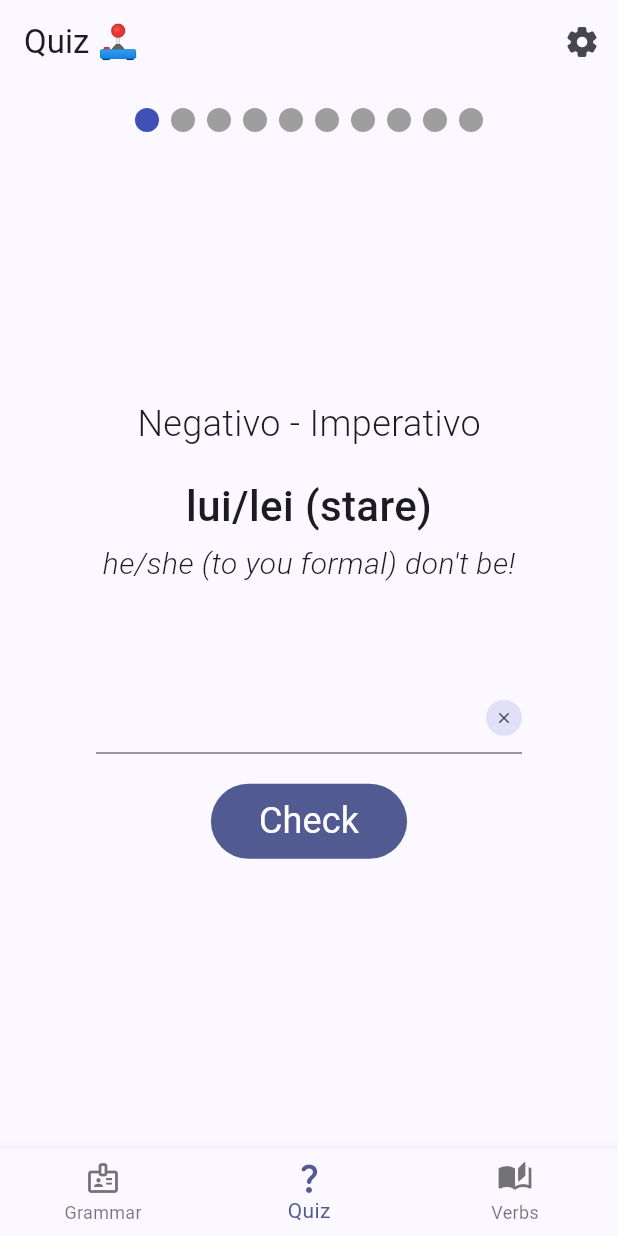
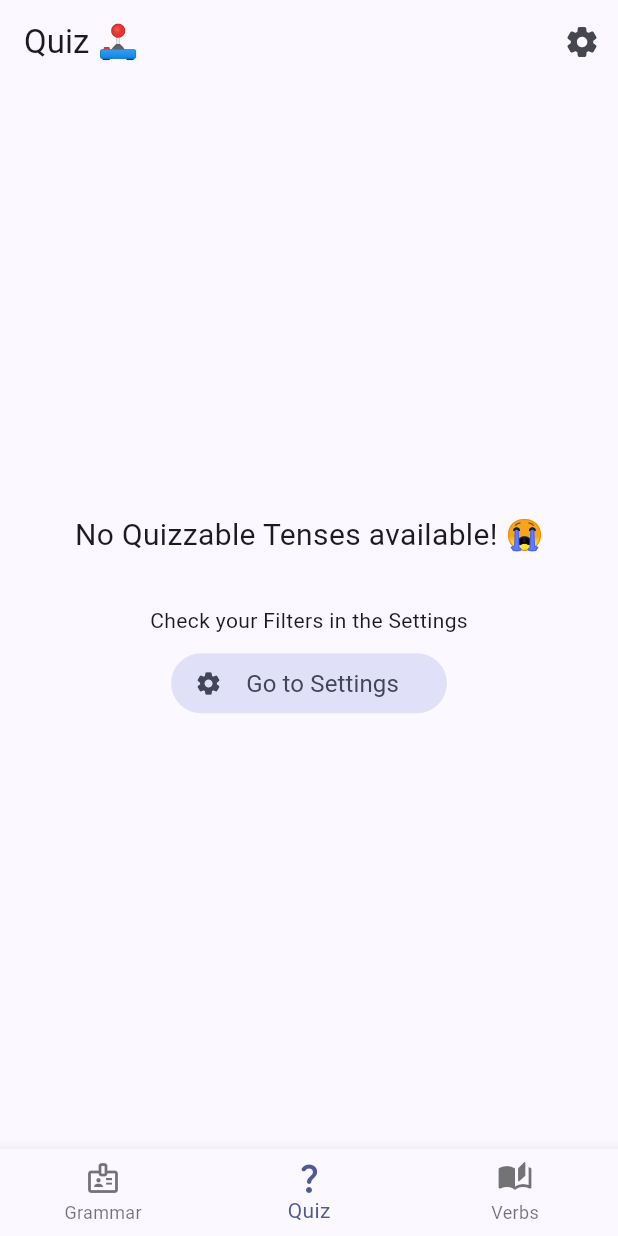
Before and after one commit to NicolasKargruber/ConiuGatto, a Flutter app: the screen it shows after launch, on a phone screen of 412 x 824 dp. Run offline on Flutter 3.47's test engine with Material 3 defaults, Android fonts, the phone set to English and light mode, and no system bars; drawn by our look-alikes of auto_size_text, smooth_page_indicator; our stand-ins replace shared_preferences; statements that could not run were skipped.

Commit message:
[CON-27] Implement QuizzableTense

```diff
--- /dev/null
+++ b/lib/models/quizzable_tense.dart
@@ -0,0 +1,28 @@
+import 'auxiliary.dart';
+import 'moods/mood.dart';
+import 'pronoun.dart';
+import 'tenses/tense.dart';
+import 'verb.dart';
+
+class QuizzableTense {
+  // Quiz Values
+  Verb verb;
+  Auxiliary auxiliary;
+  Mood mood;
+  Tense tense;
+
+  String get currentPref => "${mood.label}-${tense.label}";
+  String get currentTitle => "${tense.label} - ${mood.label}";
+  bool get hasConjugatedVerbs => tense.conjugations.values.any((conjugatedVerb) => conjugatedVerb != null);
+
+  String? solution(Pronoun pronoun) => tense[pronoun]?.italian;
+  String? question(Pronoun pronoun) => "${pronoun.italian} (${verb.infinitive})";
+  String? translation(Pronoun pronoun) => "${pronoun.english} ${tense[pronoun]?.english}";
+
+  QuizzableTense({
+    required this.verb,
+    required this.auxiliary,
+    required this.mood,
+    required this.tense
+  });
+}
--- a/lib/screens/quiz_screen.dart
+++ b/lib/screens/quiz_screen.dart
@@ -78,7 +78,35 @@ class _QuizScreenState extends State<QuizScreen> {
             } else if (snapshot.hasError) {
               return Center(child: Text('Error: ${snapshot.error}'));
             } else if (verbs.isEmpty) {
-              return Center(child: Text('No verbs available'));
+              return Center(child: Text('No verbs available 💨'));
+            } else if(!context.read<QuizViewModel>().hasQuizzableTenses) {
+              return Center(child: Column(
+                spacing: 8,
+                mainAxisAlignment: MainAxisAlignment.center,
+                children: [
+                  Text('No Quizzable Tenses available! 😭',
+                    style: TextStyle(
+                      fontWeight: FontWeight.w400,
+                      fontSize: 20,
+                    ),),
+
+                  SizedBox(height: 16),
+
+                  Text('Check your Filters in the Settings'),
+                  FilledButton.tonalIcon(
+                    onPressed: _showSettingsScreen,
+                    icon: Icon(Icons.settings_rounded),
+                    label: Padding(
+                      padding: const EdgeInsets.all(8.0),
+                      child: Text(
+                        "Go to Settings",
+                        style: TextStyle(
+                            fontWeight: FontWeight.w400, fontSize: 16),
+                      ),
+                    ),
+                  )
+                ],
+              ));
             } else {
               return Column(
                 children: [
--- a/lib/view_models/quiz_view_model.dart
+++ b/lib/view_models/quiz_view_model.dart
@@ -1,48 +1,77 @@
 import 'dart:math';
 
 import 'package:collection/collection.dart';
-import 'package:coniugatto/utilities/extensions/string_extensions.dart';
 import 'package:flutter/material.dart';
-
-import '../models/auxiliary.dart';
-import '../models/moods/mood.dart';
+import 'package:shared_preferences/shared_preferences.dart';
 import '../models/pronoun.dart';
-import '../models/tenses/tense.dart';
+import '../models/quizzable_tense.dart';
 import '../models/verb.dart';
+import '../utilities/extensions/string_extensions.dart';
 import 'view_model.dart';
 
 class QuizViewModel extends ViewModel {
   // Update & Notify
   List<Verb> _verbs = [];
 
+  // Shared Preferences
+  late SharedPreferences prefs;
+  Set<String> _tensePrefs = {};
+
   // Initialized in Parent Constructor
   @override
   Future initialize() async {
     debugPrint("QuizViewModel | initialize()");
+    prefs = await SharedPreferences.getInstance();
+    _tensePrefs = prefs.getStringList('tenseLabels')?.toSet() ?? {};
+    debugPrint("QuizViewModel | Available Prefs: $_tensePrefs");
+    randomizeVerb();
   }
 
-  // Random Quiz
+  // Quiz Values
+  final List<QuizzableTense> _quizzableTenses = [];
+  QuizzableTense? _currentQuizzableTense;
   Verb? currentVerb;
-  Auxiliary? currentAuxiliary;
-  Mood? currentMood;
-  Tense? currentTense;
-  List<Tense> currentTenses = [];
   Pronoun currentPronoun = Pronoun.firstSingular;
-  String? currentSolution;
+  String? get currentSolution => _currentQuizzableTense?.solution(currentPronoun);
   String? currentAnswer;
+  String? get currentPref => _currentQuizzableTense?.currentPref;
+  bool get hasQuizzableTenses => _quizzableTenses.isNotEmpty;
 
+  // Randomize Quiz
   final _random = Random();
-
   bool get hasRandomizedValues {
-    return currentVerb != null &&
-        currentAuxiliary != null &&
-        currentMood != null &&
-        currentTense != null;
+    return currentVerb != null && _currentQuizzableTense != null;
   }
 
-  String get currentTitle => "${currentTense?.label} - ${currentMood?.label}";
-  String get currentQuestion => "${currentPronoun.italian} (${currentVerb?.infinitive})";
-  String get currentTranslation => "${currentPronoun.english} ${currentTense?[currentPronoun]?.english}";
+  // Quiz Labels
+  String? get currentTitle => _currentQuizzableTense?.currentTitle;
+  String? get currentQuestion => _currentQuizzableTense?.question(currentPronoun);
+  String? get currentTranslation => _currentQuizzableTense?.translation(currentPronoun);
+
+  void _findQuizzableTenses() {
+    if (currentVerb == null) {
+      return debugPrint("QuizViewModel | No current Verb -> Cannot find QuizzableTenses");
+    }
+
+    debugPrint("QuizViewModel | _findQuizzableTenses() started");
+    _quizzableTenses.clear();
+
+    for (final auxiliary in currentVerb!.auxiliaries) {
+      for (final mood in currentVerb!.moods) {
+        final tenses = mood.getTenses(auxiliary);
+        for (final tense in tenses) {
+          final prefKey = "${mood.label}-${tense.label}";
+          if (!_tensePrefs.contains(prefKey)) continue;
+          final quizzableTense = QuizzableTense(verb: currentVerb!, auxiliary: auxiliary, mood: mood, tense: tense);
+          if(quizzableTense.hasConjugatedVerbs) _quizzableTenses.add(quizzableTense);
+        }
+      }
+    }
+
+    debugPrint("QuizViewModel | Available Quiz Items Count: ${_quizzableTenses.length}");
+
+    debugPrint("QuizViewModel | _findQuizzableTenses() ended");
+  }
 
   updateVerbs(List<Verb> verbs) {
     Function eq = const ListEquality().equals;
@@ -58,18 +87,24 @@ class QuizViewModel extends ViewModel {
     debugPrint("QuizViewModel | randomizeVerb() started");
 
     do{
-      if(currentTense?[currentPronoun].italian == null){
-        debugPrint("QuizViewModel | Got a NULL Conjugation for Tense: ${currentTense?.label} and Pronoun: ${currentPronoun.italian}");
+      if(currentVerb != null) {
+        if (currentSolution == null) {
+          debugPrint(
+              "QuizViewModel | Got a NULL Conjugation for Tense: ${_currentQuizzableTense?.tense.label} and Pronoun: ${currentPronoun.italian}");
+        }
+        if(!_tensePrefs.contains(currentPref)){
+          debugPrint("QuizViewModel | Tense Pref not found: $currentPref");
+        }
         debugPrint("QuizViewModel | Re-Randomize verb");
       }
       currentVerb = _verbs[_random.nextInt(_verbs.length)];
-      currentAuxiliary = currentVerb?.auxiliaries[_random.nextInt(currentVerb!.auxiliaries.length)];
-      currentMood = currentVerb?.moods[_random.nextInt(currentVerb!.moods.length)];
-      currentTenses = currentMood?.getTenses(currentAuxiliary ?? Auxiliary.avere) ?? [];
-      currentTense = currentTenses[_random.nextInt(currentTenses.length)];
+
+      // Find quizzable Tenses
+      _findQuizzableTenses();
+      _currentQuizzableTense = _quizzableTenses[_random.nextInt(_quizzableTenses.length)];
+
       currentPronoun = Pronoun.values[_random.nextInt(Pronoun.values.length)];
-      currentSolution = currentTense?[currentPronoun].italian;
-    } while(currentTense?[currentPronoun].italian == null);
+    } while(!_tensePrefs.contains(currentPref) || currentSolution == null);
 
     debugPrint("QuizViewModel | Current Verb: ${currentVerb?.infinitive}");
     debugPrint("QuizViewModel | Solution: (${currentPronoun.italian}) $currentSolution");
@@ -81,7 +116,9 @@ class QuizViewModel extends ViewModel {
   areAnswersEqual(String answer) {
     debugPrint("QuizViewModel | areAnswersEqual()");
     currentAnswer = answer;
-    if ((currentAuxiliary?.requiresGenderedParticiple ?? false) && (currentTense?.usesPastParticiple ?? false)) {
+    final usingEssere = _currentQuizzableTense?.auxiliary.requiresGenderedParticiple ?? false;
+    final usingParticiple = _currentQuizzableTense?.tense.usesPastParticiple ?? false;
+    if (usingEssere && usingParticiple) {
       currentAnswer = currentPronoun.genderItalianConjugationIfPossible(answer);
     }
     debugPrint("QuizViewModel | Current Answer : $currentAnswer");
@@ -90,7 +127,7 @@ class QuizViewModel extends ViewModel {
 
   printDifferences() {
     debugPrint("QuizViewModel | printDifferences() started");
-    currentAnswer?.printDifferences(currentTense?[currentPronoun]?.italian ?? '');
+    currentAnswer?.printDifferences(currentSolution ?? '');
     debugPrint("QuizViewModel | printDifferences() ended");
   }
 }
--- a/lib/widgets/quiz_content.dart
+++ b/lib/widgets/quiz_content.dart
@@ -16,7 +16,7 @@ class QuizContent extends StatelessWidget {
           mainAxisSize: MainAxisSize.min,
           children: [
             AutoSizeText(
-              context.watch<QuizViewModel>().currentTitle,
+              context.watch<QuizViewModel>().currentTitle ?? "Not available",
               style: TextStyle(
                 fontWeight: FontWeight.w300,
                 fontSize: 24,
@@ -27,7 +27,7 @@ class QuizContent extends StatelessWidget {
             SizedBox(height: 18),
 
             AutoSizeText(
-              context.watch<QuizViewModel>().currentQuestion,
+              context.watch<QuizViewModel>().currentQuestion ?? "Not available",
               style: TextStyle(
                 fontWeight: FontWeight.w500,
                 fontSize: 28,
@@ -38,7 +38,7 @@ class QuizContent extends StatelessWidget {
             SizedBox(height: 4),
 
             Text(
-              context.watch<QuizViewModel>().currentTranslation,
+              context.watch<QuizViewModel>().currentTranslation ?? "Not available",
               style: TextStyle(
                 fontWeight: FontWeight.w300,
                 fontSize: 20,
```
